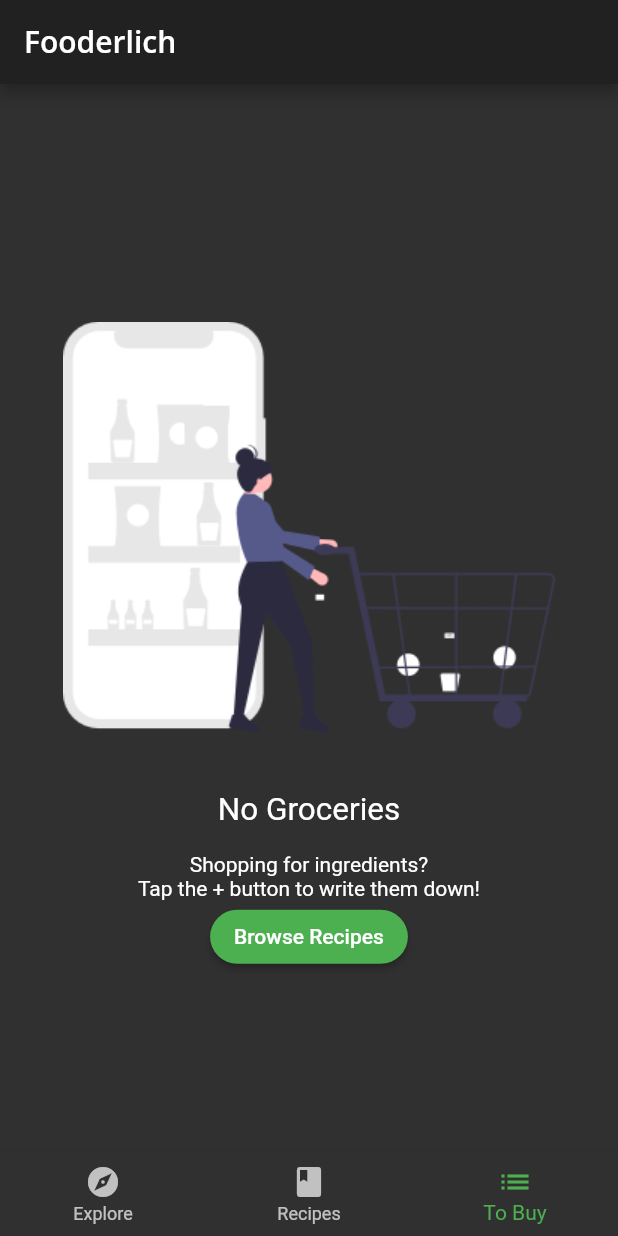
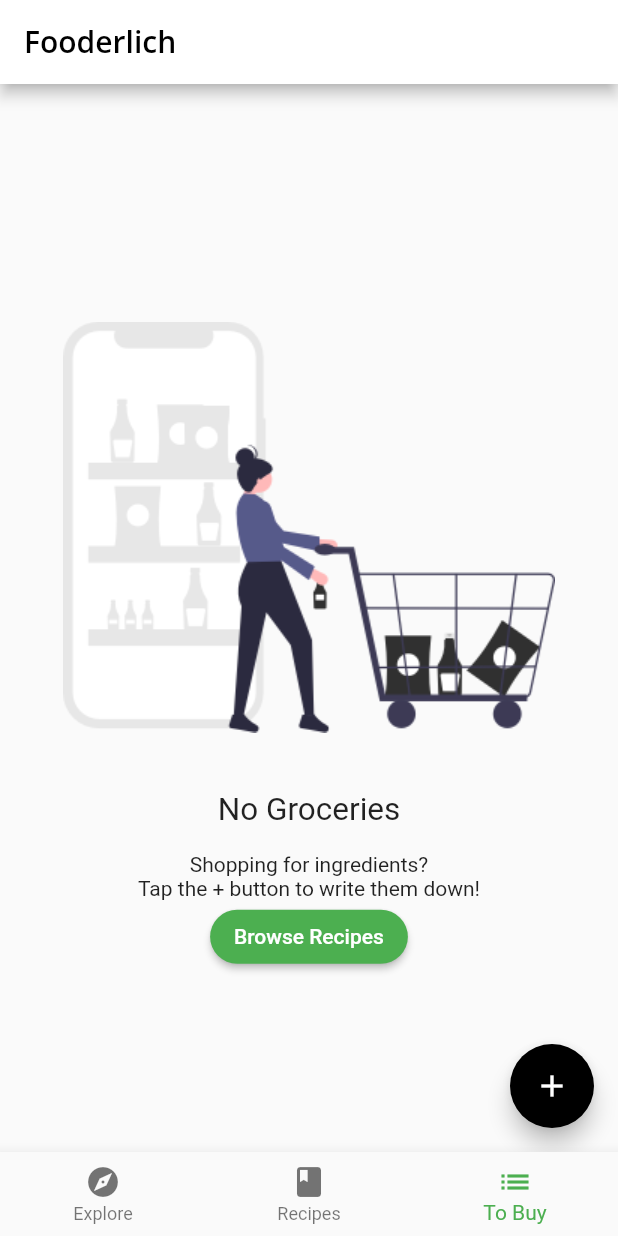
Before and after one commit to ericnjoroge/fooderlich, a Flutter app: the screen it shows after launch, item 3 of the bottom bar chosen, on a phone screen of 412 x 824 dp. Run offline on Flutter 3.47's test engine with Material 2 defaults, Android fonts, the phone set to English and light mode, and no system bars; our stand-ins replace google_fonts.

Commit message:
add grocery list manager provider and scaffold grocery screen

```diff
--- a/lib/main.dart
+++ b/lib/main.dart
@@ -14,7 +14,7 @@ class Fooderlich extends StatelessWidget {
   // This widget is the root of your application.
   @override
   Widget build(BuildContext context) {
-    final theme = FooderlichTheme.dark();
+    final theme = FooderlichTheme.light();
 
     return MaterialApp(
       title: 'Fooderlich',
@@ -24,6 +24,7 @@ class Fooderlich extends StatelessWidget {
         providers: [
           ChangeNotifierProvider(create: (context) => TabManager()),
           //TODO: Add GroceryManager Provider
+          ChangeNotifierProvider(create: (context) => GroceryManager()),
         ],
         child: const Home(title: 'Fooderlich'),
       ),
--- a/lib/models/models.dart
+++ b/lib/models/models.dart
@@ -4,3 +4,4 @@ export 'simple_recipe.dart';
 export 'explore_data.dart';
 export 'grocery_item.dart';
 export 'tab_manager.dart';
+export 'grocery_manager.dart';
--- a/lib/screens/grocery_screen.dart
+++ b/lib/screens/grocery_screen.dart
@@ -1,13 +1,33 @@
 import 'package:flutter/material.dart';
+import 'package:provider/provider.dart';
 import 'empty_grocery_screen.dart';
+import '../models/models.dart';
 
 class GroceryScreen extends StatelessWidget {
   const GroceryScreen({Key? key}) : super(key: key);
 
   @override
   Widget build(BuildContext context) {
-    //TODO: Replace with Empty GroceryScreen
-    return const EmptyGroceryScreen();
+    //TODO: Add a scaffold widget
+    return Scaffold(
+      floatingActionButton: FloatingActionButton(
+        child: const Icon(Icons.add),
+        onPressed: () {
+          //TODO: Present GroceryItemScreen
+        },
+      ),
+      body: buildGroceryScreen(),
+    );
   }
+
   //TODO: Add buildGrocerySCreen
+  Widget buildGroceryScreen() {
+    return Consumer<GroceryManager>(builder: (context, manager, child) {
+      if (manager.groceryItems.isNotEmpty) {
+        return Container();
+      } else {
+        return const EmptyGroceryScreen();
+      }
+    });
+  }
 }
```
Also changed, not shown: lib/models/grocery_manager.dart (added, +29 -0 lines).
